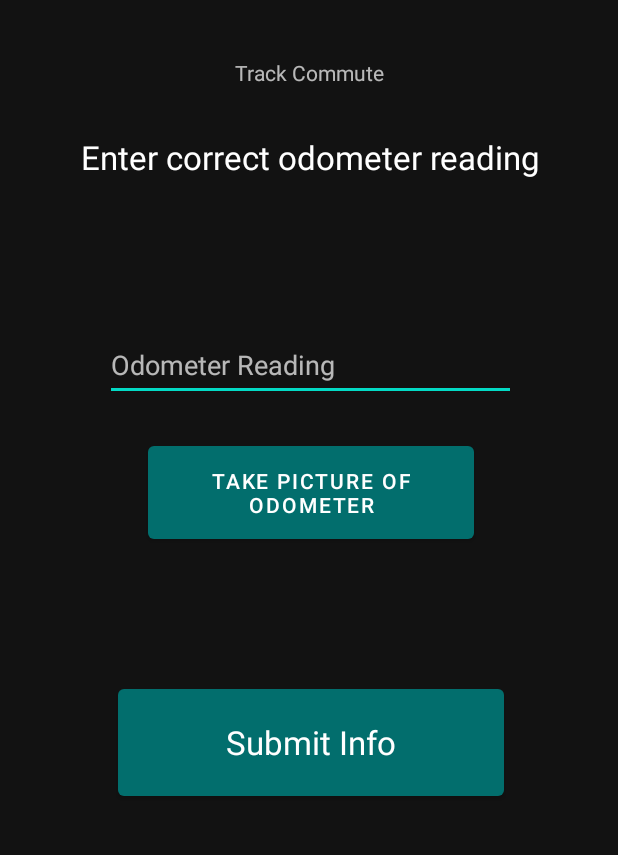
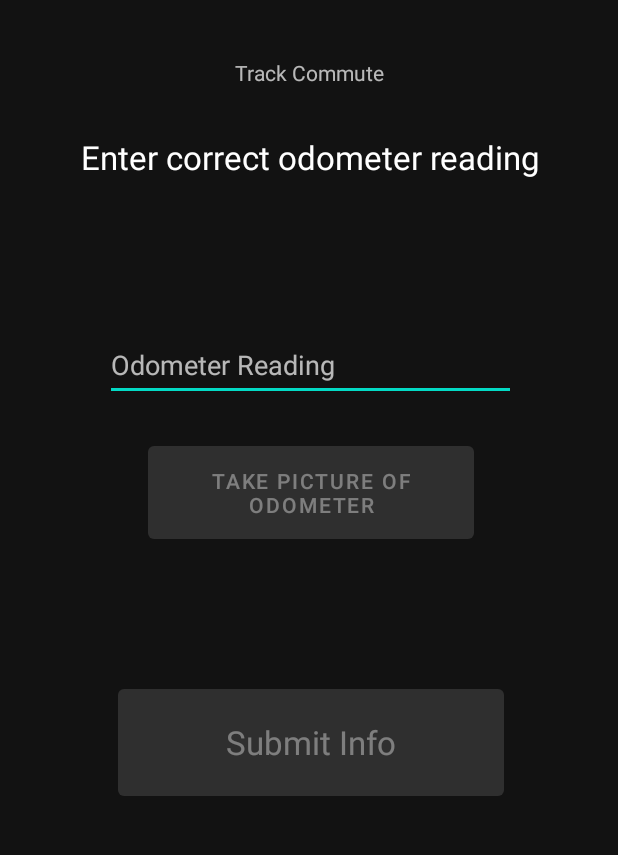
Before and after one commit to RezwanTanvin/TNC_App, an Android app: the S5_mileageConfirmation screen opened directly, with no data from a screen before it, after a tap on "NO", on a phone screen of 412 x 824 dp, the part 62-917 px from its top. Run offline under Robolectric (Android 15) with nearby library versions, the phone set to English and light mode, and no system bars.

```diff
--- a/app/src/main/java/com/ellerlabs/tncapp/TrackCommute/S1_areYouDriver.java
+++ b/app/src/main/java/com/ellerlabs/tncapp/TrackCommute/S1_areYouDriver.java
@@ -37,10 +37,11 @@ public class S1_areYouDriver extends AppCompatActivity {
                 "STARTING_MILEAGE varchar(32)," +
                 "ODOMETER_IMAGE_URI varchar(32)," +
                 "STARTED_DRIVING_AT_TIME varchar(32)," +
-                "ENDED_DRIVING_AT_TIME varchar(32)," +
+                "DRIVE_TIME varchar(32)," +
                 "TOTAL_MILES_DRIVEN_FROM_GPS varchar(32)," +
+                "SQL_TABLE_NAME varchar(32)," +
                 "OVERRIDE_MILEAGE varchar(32)," +
-                "FINAL_MILEAGE varchar(32))");
+                "OVERRIDE_MILEAGE_URI varchar(32))");
 
     }
 
--- a/app/src/main/java/com/ellerlabs/tncapp/TrackCommute/S5_mileageConfirmation.java
+++ b/app/src/main/java/com/ellerlabs/tncapp/TrackCommute/S5_mileageConfirmation.java
@@ -5,20 +5,73 @@ import androidx.appcompat.app.AppCompatActivity;
 import android.content.Intent;
 import android.os.Bundle;
 import android.view.View;
+import android.widget.Button;
+import android.widget.TextView;
+import android.widget.Toast;
 
 import com.ellerlabs.tncapp.MainActivity;
 import com.ellerlabs.tncapp.R;
 
+import java.text.DecimalFormat;
+
+
 public class S5_mileageConfirmation extends AppCompatActivity {
+
+    TextView showMileage;
+    Button yes,no;
+    Intent intent;
+    Double mileage;
+    int id;
 
     @Override
     protected void onCreate(Bundle savedInstanceState) {
         super.onCreate(savedInstanceState);
         setContentView(R.layout.activity_mileage_confirmation_s5);
+
+        intent = new Intent();
+        intent = getIntent();
+
+        id = intent.getIntExtra("ID",0);
+        mileage = intent.getDoubleExtra("New_Mileage",0);
+        DecimalFormat df = new DecimalFormat("#.##");
+
+        showMileage = findViewById(R.id.textView13);
+        yes = findViewById(R.id.yesBtn2);
+        no = findViewById(R.id.noBtn2);
+
+        showMileage.setText(df.format(mileage));
+
+        yes.setOnClickListener(new View.OnClickListener() {
+            @Override
+            public void onClick(View v) {
+                Toast.makeText(S5_mileageConfirmation.this, "Saved successfully. Thank you for logging your commute.", Toast.LENGTH_SHORT).show();
+            }
+        });
+
+        no.setOnClickListener(new View.OnClickListener() {
+            @Override
+            public void onClick(View v) {
+
+                goToS6();
+            }
+        });
+
     }
 
-    public void goToS6(View view){
-        startActivity(new Intent(this, S6_collectCorrectOdometer.class));
+    @Override
+    protected void onStart() {
+        super.onStart();
+
+    }
+
+    public void goToS6(){
+
+
+
+        intent = new Intent (this, S6_collectCorrectOdometer.class);
+        intent.putExtra("ID",id);
+
+        startActivity(intent);
     }
 
     public void goToMainScreen(View view){
--- a/app/src/main/java/com/ellerlabs/tncapp/TrackCommute/S6_collectCorrectOdometer.java
+++ b/app/src/main/java/com/ellerlabs/tncapp/TrackCommute/S6_collectCorrectOdometer.java
@@ -2,22 +2,174 @@ package com.ellerlabs.tncapp.TrackCommute;
 
 import androidx.appcompat.app.AppCompatActivity;
 
+import android.content.ContentValues;
+import android.content.Context;
 import android.content.Intent;
+import android.database.sqlite.SQLiteDatabase;
+import android.graphics.Bitmap;
+import android.graphics.BitmapFactory;
 import android.os.Bundle;
+import android.text.Editable;
+import android.text.TextWatcher;
 import android.view.View;
+import android.widget.Button;
+import android.widget.ImageView;
+import android.widget.TextView;
+import android.widget.Toast;
 
+import com.ellerlabs.tncapp.Camera;
+import com.ellerlabs.tncapp.ImagePreview;
 import com.ellerlabs.tncapp.MainActivity;
 import com.ellerlabs.tncapp.R;
 
+
+
+
 public class S6_collectCorrectOdometer extends AppCompatActivity {
+
+    TextView dataEntry,header;
+
+    Button takePic, submit;
+
+    Intent intent;
+
+    int id;
+
+    private SQLiteDatabase db;
+
+    String manualInputMileage, manualInputMileageString, filepath ;
+
+    ContentValues values;
+
+    ImageView thumbnail;
+
+    int rowID;
 
     @Override
     protected void onCreate(Bundle savedInstanceState) {
         super.onCreate(savedInstanceState);
         setContentView(R.layout.activity_collect_correct_odometer_s6);
+
+        intent = new Intent();
+        intent = getIntent();
+
+
+
+
+
+        submit = findViewById(R.id.submitBtn);
+        takePic = findViewById(R.id.takepictuerofOdotmeterBtn2);
+        dataEntry = findViewById(R.id.mileageAtStarteditText2);
+        thumbnail = findViewById(R.id.imageView4);
+        header = findViewById(R.id.textView14);
+        submit.setEnabled(false);
+        takePic.setEnabled(false);
+
+
     }
 
+    @Override
+    protected void onStart() {
+        super.onStart();
+
+        rowID = intent.getIntExtra("ID",0);
+        dataEntry.addTextChangedListener(new TextWatcher() {
+            @Override
+            public void beforeTextChanged(CharSequence s, int start, int count, int after) {
+                if (dataEntry.getText().toString().isEmpty()) {
+                    submit.setEnabled(false);
+                    takePic.setEnabled(false);
+                }
+                else{
+                    submit.setEnabled(true);
+                    takePic.setEnabled(true);
+                }
+            }
+
+            @Override
+            public void onTextChanged(CharSequence s, int start, int before, int count) {
+                if (!dataEntry.getText().toString().isEmpty()) {
+                    submit.setEnabled(true);
+                    takePic.setEnabled(true);
+                }
+                else {
+                    submit.setEnabled(false);
+                    takePic.setEnabled(false);
+                }
+            }
+
+            @Override
+            public void afterTextChanged(Editable s) {
+
+            }
+        });
+
+        takePic.setOnClickListener(new View.OnClickListener() {
+            @Override
+            public void onClick(View v) {
+
+                manualInputMileage = dataEntry.getText().toString().trim();
+
+                Intent intent = new Intent(S6_collectCorrectOdometer.this, Camera.class);
+
+                intent.putExtra("PathFrom","S6");
+                intent.putExtra("Mileage",manualInputMileage);
+                intent.putExtra("ID",rowID);
+
+
+                startActivity(intent);
+            }
+        });
+
+        if ((intent.getStringExtra("FilePath")!= null) && (intent.getStringExtra("Mileage") != null) )
+        {
+                filepath = intent.getStringExtra("FilePath");
+                manualInputMileageString = intent.getStringExtra("Mileage");
+                dataEntry.setText(manualInputMileageString);
+        }
+
+        if ( intent.getStringExtra("FilePath")!= null)
+        {
+            Bitmap bitmap = BitmapFactory.decodeFile(filepath);
+            thumbnail.setEnabled(true);
+            thumbnail.setImageBitmap(bitmap);
+            header.setText("Confirm new odometer reading");
+            takePic.setVisibility(View.INVISIBLE);
+
+        }
+
+        values = new ContentValues();
+
+        values.put("OVERRIDE_MILEAGE", manualInputMileageString);
+        values.put("OVERRIDE_MILEAGE_URI", filepath);
+
+        db = this.openOrCreateDatabase("TrackCommuteInfo", Context.MODE_PRIVATE, null);
+
+        submit.setOnClickListener(new View.OnClickListener() {
+            @Override
+            public void onClick(View v) {
+               try {
+                   db.update("TrackCommuteInfo",values,"ID = ?",new String[]{String.valueOf(rowID)});
+
+                Toast.makeText(S6_collectCorrectOdometer.this, "Saved successfully. Thank you for logging your commute.", Toast.LENGTH_SHORT).show();
+
+               }
+               catch(Exception e)
+               {
+                   Toast.makeText(S6_collectCorrectOdometer.this, "Error Message: " + e, Toast.LENGTH_SHORT).show();
+                }
+            }
+        });
+
+    }
+
+
+
+
+
+
     public void goToMainScreen(View view){
+
         startActivity(new Intent(this, MainActivity.class));
     }
 }
--- a/app/src/main/res/layout/activity_camera.xml
+++ b/app/src/main/res/layout/activity_camera.xml
@@ -12,9 +12,7 @@
         android:layout_height="match_parent"
         android:foreground="@drawable/roundedcorner"
         tools:layout_editor_absoluteX="0dp"
-        tools:layout_editor_absoluteY="0dp" >
-
-    </androidx.camera.view.PreviewView>
+        tools:layout_editor_absoluteY="0dp" />
 
     <ProgressBar
         android:id="@+id/progressBar"
@@ -33,6 +31,7 @@
         android:layout_height="104dp"
         android:layout_marginBottom="50dp"
         android:background="#00FFFFFF"
+        android:backgroundTintMode="add"
         android:elevation="2dp"
         android:foreground="@drawable/camera_button"
         app:layout_constraintBottom_toBottomOf="parent"
--- a/app/src/main/res/layout/activity_capture_odometer_s3.xml
+++ b/app/src/main/res/layout/activity_capture_odometer_s3.xml
@@ -55,7 +55,7 @@
         android:layout_width="0dp"
         android:layout_height="83dp"
         android:layout_marginTop="104dp"
-        android:onClick="goToS2"
+        android:onClick="goToS2orS6"
         android:text="Submit"
         android:textAppearance="@style/TextAppearance.AppCompat.Large"
         app:layout_constraintEnd_toEndOf="@+id/textView4"
--- a/app/src/main/res/layout/activity_collect_correct_odometer_s6.xml
+++ b/app/src/main/res/layout/activity_collect_correct_odometer_s6.xml
@@ -29,7 +29,7 @@
         app:layout_constraintTop_toBottomOf="@+id/title7" />
 
     <Button
-        android:id="@+id/startDrivignBtn2"
+        android:id="@+id/submitBtn"
         android:layout_width="257dp"
         android:layout_height="83dp"
         android:layout_marginTop="88dp"
@@ -62,4 +62,15 @@
         app:layout_constraintEnd_toEndOf="@+id/textView14"
         app:layout_constraintStart_toStartOf="@+id/textView14"
         app:layout_constraintTop_toBottomOf="@+id/textView14" />
+
+    <ImageView
+        android:id="@+id/imageView4"
+        android:layout_width="166dp"
+        android:layout_height="166dp"
+        android:rotation="90"
+        app:layout_constraintBottom_toTopOf="@+id/submitBtn"
+        app:layout_constraintEnd_toEndOf="parent"
+        app:layout_constraintStart_toStartOf="parent"
+        app:layout_constraintTop_toBottomOf="@+id/mileageAtStarteditText2"
+        app:srcCompat="@drawable/roundedcorner" />
 </androidx.constraintlayout.widget.ConstraintLayout>
--- a/app/src/main/res/values/colors.xml
+++ b/app/src/main/res/values/colors.xml
@@ -8,9 +8,10 @@
     <color name="black">#FF000000</color>
     <color name="white">#FFFFFFFF</color>
     <color name="green_500">#026E6D</color>
+    <color name="green_500_hollow">#80026E6D</color>
     <color name="green_700">#02504F</color>
     <color name="gray_900">#333333</color>
-    <color name="rez_divider_grey">#989898</color>
+    <color name="rez_divider_grey">#80989898</color>
     <color name="rez_gold">#C68708</color>
 
 
--- a/app/src/main/res/values/themes.xml
+++ b/app/src/main/res/values/themes.xml
@@ -7,8 +7,8 @@
         <item name="colorPrimaryVariant">@color/black</item>
         <item name="colorOnPrimary">@color/white</item>
         <!-- Secondary brand color. -->
-        <item name="colorSecondary">@color/teal_200</item>
-        <item name="colorSecondaryVariant">@color/teal_200</item>
+        <item name="colorSecondary">@color/green_700</item>
+        <item name="colorSecondaryVariant">@color/green_700</item>
         <item name="colorOnSecondary">@color/black</item>
         <!-- Status bar color. -->
         <item name="android:statusBarColor">?attr/colorPrimaryVariant</item>
```
Also changed, not shown: app/src/main/java/com/ellerlabs/tncapp/Camera.java (+57 -10 lines), app/src/main/java/com/ellerlabs/tncapp/TrackCommute/S2_collectVehicleTripInfo.java (+48 -12 lines), app/src/main/java/com/ellerlabs/tncapp/TrackCommute/S3_captureOdometer.java (+38 -17 lines), app/src/main/java/com/ellerlabs/tncapp/TrackCommute/S4_S_distanceCalculator.java (+10 -53 lines), app/src/main/java/com/ellerlabs/tncapp/TrackCommute/S4_timeAndDistanceTravelled.java (+113 -9 lines), app/src/main/res/drawable/camera_button_gray.xml (added, +12 -0 lines).
